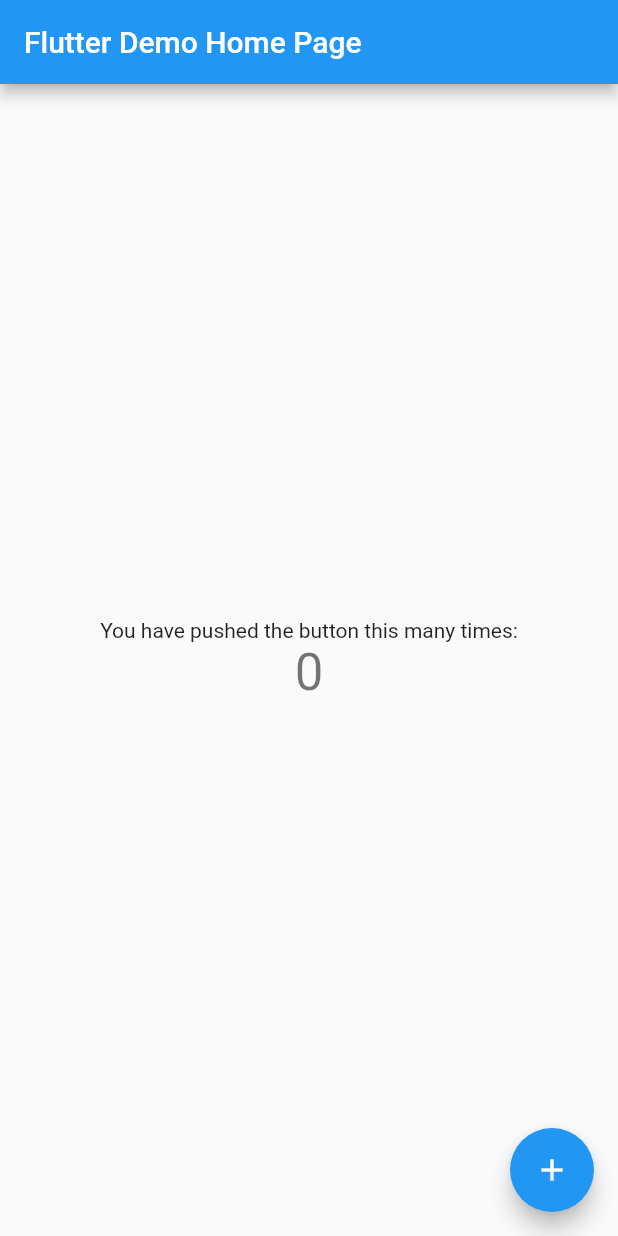
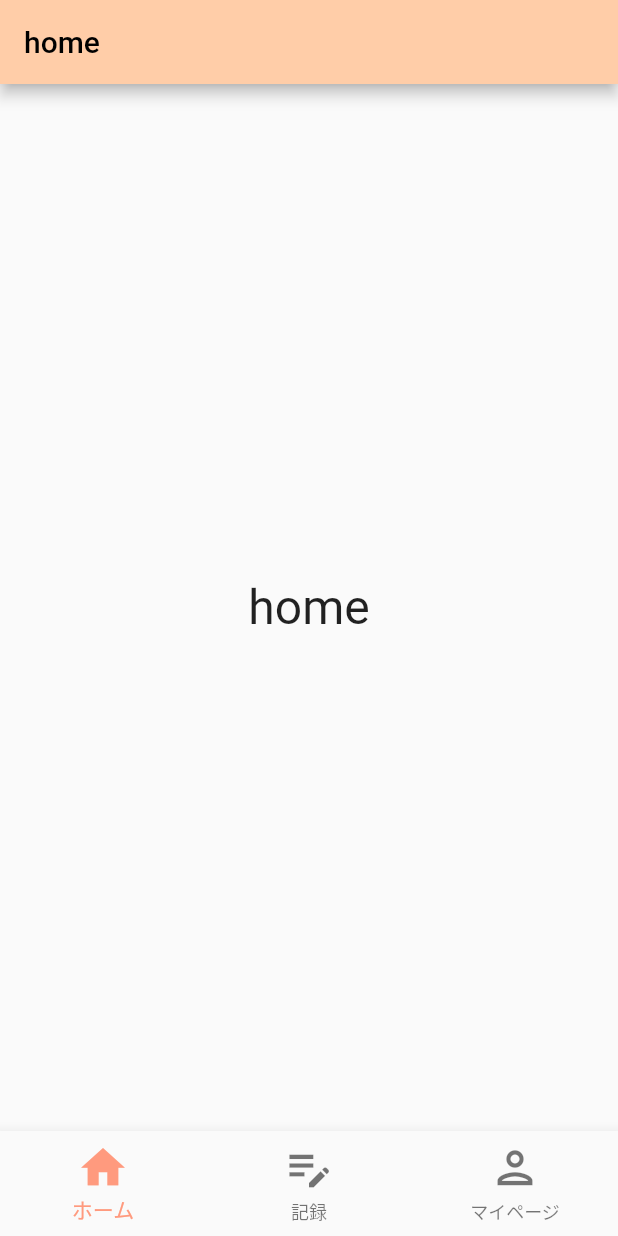
Before and after one commit to Makito119/cyber-flutter-app, a Flutter app: the screen it shows after launch, on a phone screen of 412 x 824 dp. Run offline on Flutter 3.47's test engine with Material 2 defaults, Android fonts, the phone set to English and light mode, and no system bars.

```diff
--- /dev/null
+++ b/lib/home_screen.dart
@@ -0,0 +1,24 @@
+import 'package:flutter/material.dart';
+
+class HomeScreen extends StatefulWidget {
+  const HomeScreen({Key? key}) : super(key: key);
+
+  @override
+  State<HomeScreen> createState() => _HomeScreenState();
+}
+
+class _HomeScreenState extends State<HomeScreen> {
+  @override
+  Widget build(BuildContext context) {
+    return Scaffold(
+      appBar: AppBar(
+        backgroundColor: Color(0xffffcda8),
+        title: const Text(
+          'home',
+          style: TextStyle(color: Colors.black),
+        ),
+      ),
+      body: const Center(child: Text('home', style: TextStyle(fontSize: 32.0))),
+    );
+  }
+}
--- /dev/null
+++ b/lib/homepage.dart
@@ -0,0 +1,47 @@
+import 'package:cyber_kaji_app/home_screen.dart';
+import 'package:cyber_kaji_app/record_screen.dart';
+import 'package:cyber_kaji_app/mypage_screen.dart';
+import 'package:flutter/material.dart';
+
+class MyHomePage extends StatefulWidget {
+  const MyHomePage({super.key, required this.title});
+  final String title;
+
+  @override
+  State<MyHomePage> createState() => _MyHomePageState();
+}
+
+class _MyHomePageState extends State<MyHomePage> {
+  static final _screens = [
+    const HomeScreen(),
+    RecordPage(),
+    const MyPageScreen(),
+  ];
+  int _selectedIndex = 0;
+  void _onItemTapped(int index) {
+    setState(() {
+      _selectedIndex = index;
+    });
+  }
+
+  @override
+  Widget build(BuildContext context) {
+    return Scaffold(
+      body: _screens[_selectedIndex],
+      bottomNavigationBar: BottomNavigationBar(
+        selectedItemColor: Color(0xffff9a7e),
+        currentIndex: _selectedIndex,
+        onTap: _onItemTapped,
+        items: const <BottomNavigationBarItem>[
+          BottomNavigationBarItem(
+              icon: Icon(Icons.home, size: 35), label: 'ホーム'),
+          BottomNavigationBarItem(
+              icon: Icon(Icons.edit_note_outlined, size: 35), label: '記録'),
+          BottomNavigationBarItem(
+              icon: Icon(Icons.person_outlined, size: 35), label: 'マイページ'),
+        ],
+        type: BottomNavigationBarType.fixed,
+      ), // This trailing comma makes auto-formatting nicer for build methods.
+    );
+  }
+}
--- a/lib/main.dart
+++ b/lib/main.dart
@@ -1,3 +1,4 @@
+import 'package:cyber_kaji_app/homepage.dart';
 import 'package:flutter/material.dart';
 
 void main() {
@@ -7,109 +8,14 @@ void main() {
 class MyApp extends StatelessWidget {
   const MyApp({super.key});
 
-  // This widget is the root of your application.
   @override
   Widget build(BuildContext context) {
     return MaterialApp(
       title: 'Flutter Demo',
       theme: ThemeData(
-        // This is the theme of your application.
-        //
-        // Try running your application with "flutter run". You'll see the
-        // application has a blue toolbar. Then, without quitting the app, try
-        // changing the primarySwatch below to Colors.green and then invoke
-        // "hot reload" (press "r" in the console where you ran "flutter run",
-        // or simply save your changes to "hot reload" in a Flutter IDE).
-        // Notice that the counter didn't reset back to zero; the application
-        // is not restarted.
         primarySwatch: Colors.blue,
       ),
       home: const MyHomePage(title: 'Flutter Demo Home Page'),
     );
   }
 }
-
-class MyHomePage extends StatefulWidget {
-  const MyHomePage({super.key, required this.title});
-
-  // This widget is the home page of your application. It is stateful, meaning
-  // that it has a State object (defined below) that contains fields that affect
-  // how it looks.
-
-  // This class is the configuration for the state. It holds the values (in this
-  // case the title) provided by the parent (in this case the App widget) and
-  // used by the build method of the State. Fields in a Widget subclass are
-  // always marked "final".
-
-  final String title;
-
-  @override
-  State<MyHomePage> createState() => _MyHomePageState();
-}
-
-class _MyHomePageState extends State<MyHomePage> {
-  int _counter = 0;
-
-  void _incrementCounter() {
-    setState(() {
-      // This call to setState tells the Flutter framework that something has
-      // changed in this State, which causes it to rerun the build method below
-      // so that the display can reflect the updated values. If we changed
-      // _counter without calling setState(), then the build method would not be
-      // called again, and so nothing would appear to happen.
-      _counter++;
-    });
-  }
-
-  @override
-  Widget build(BuildContext context) {
-    // This method is rerun every time setState is called, for instance as done
-    // by the _incrementCounter method above.
-    //
-    // The Flutter framework has been optimized to make rerunning build methods
-    // fast, so that you can just rebuild anything that needs updating rather
-    // than having to individually change instances of widgets.
-    return Scaffold(
-      appBar: AppBar(
-        // Here we take the value from the MyHomePage object that was created by
-        // the App.build method, and use it to set our appbar title.
-        title: Text(widget.title),
-      ),
-      body: Center(
-        // Center is a layout widget. It takes a single child and positions it
-        // in the middle of the parent.
-        child: Column(
-          // Column is also a layout widget. It takes a list of children and
-          // arranges them vertically. By default, it sizes itself to fit its
-          // children horizontally, and tries to be as tall as its parent.
-          //
-          // Invoke "debug painting" (press "p" in the console, choose the
-          // "Toggle Debug Paint" action from the Flutter Inspector in Android
-          // Studio, or the "Toggle Debug Paint" command in Visual Studio Code)
-          // to see the wireframe for each widget.
-          //
-          // Column has various properties to control how it sizes itself and
-          // how it positions its children. Here we use mainAxisAlignment to
-          // center the children vertically; the main axis here is the vertical
-          // axis because Columns are vertical (the cross axis would be
-          // horizontal).
-          mainAxisAlignment: MainAxisAlignment.center,
-          children: <Widget>[
-            const Text(
-              'You have pushed the button this many times:',
-            ),
-            Text(
-              '$_counter',
-              style: Theme.of(context).textTheme.headline4,
-            ),
-          ],
-        ),
-      ),
-      floatingActionButton: FloatingActionButton(
-        onPressed: _incrementCounter,
-        tooltip: 'Increment',
-        child: const Icon(Icons.add),
-      ), // This trailing comma makes auto-formatting nicer for build methods.
-    );
-  }
-}
--- a/pubspec.yaml
+++ b/pubspec.yaml
@@ -36,6 +36,7 @@ dependencies:
   # The following adds the Cupertino Icons font to your application.
   # Use with the CupertinoIcons class for iOS style icons.
   cupertino_icons: ^1.0.2
+  intl: ^0.17.0
 
 dev_dependencies:
   flutter_test:
```
Also changed, not shown: lib/mypage_screen.dart (added, +25 -0 lines), lib/record_screen.dart (added, +209 -0 lines), pubspec.lock.
